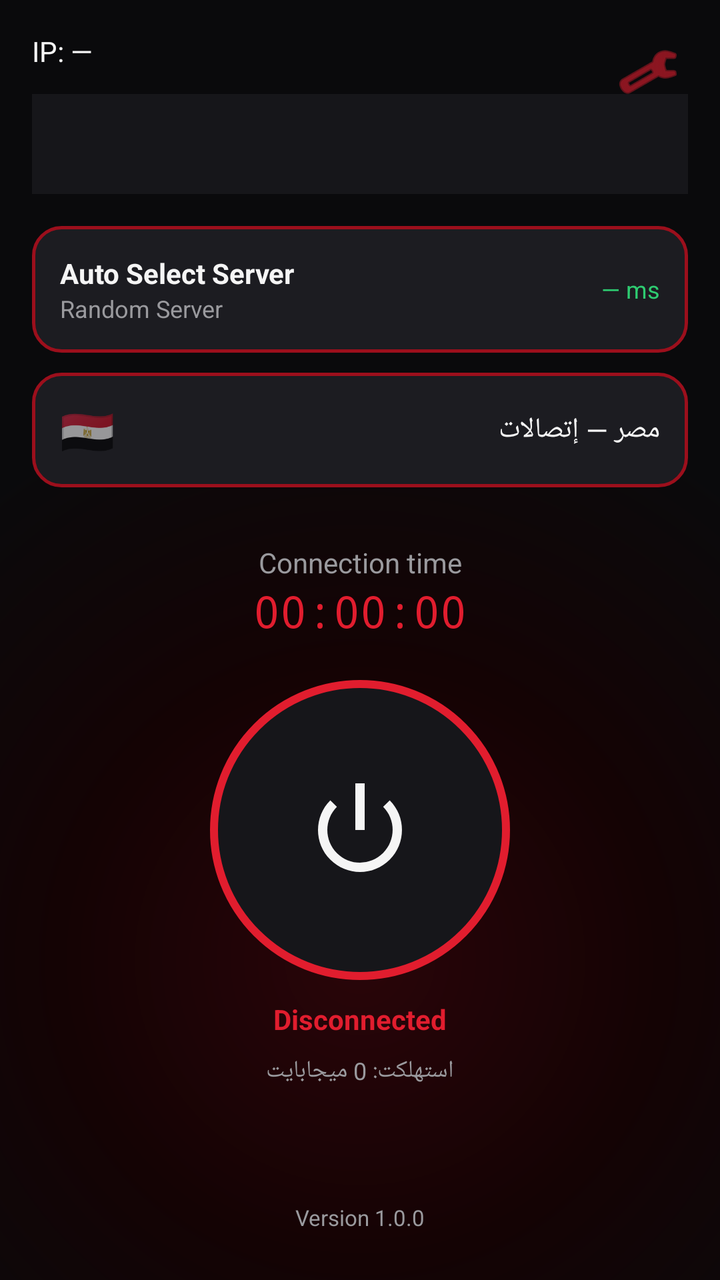
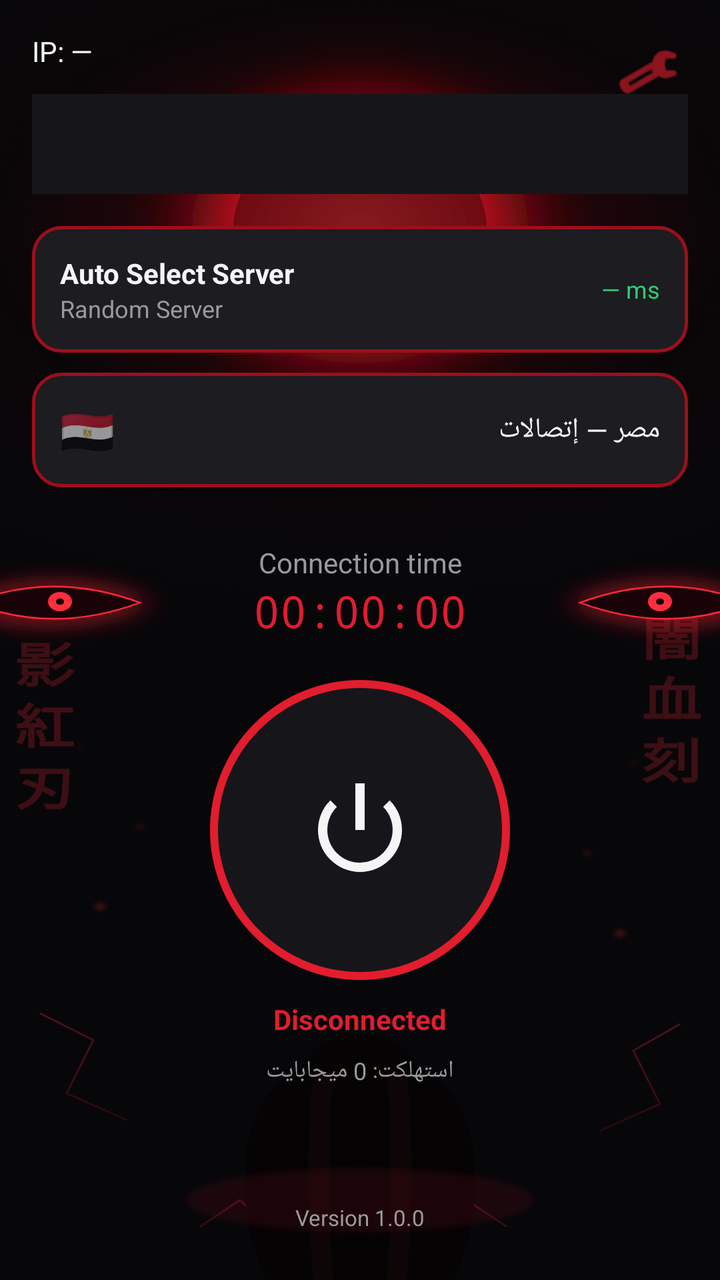

Two renders of the same Android screen: before a commit and after it. Below are the layout's source before the change and the commit's diff.
<!-- AndroidManifest.xml: application theme Theme.EtasheTunnel -->
<!-- res/layout/activity_main.xml -->
<?xml version="1.0" encoding="utf-8"?>
<androidx.constraintlayout.widget.ConstraintLayout xmlns:android="http://schemas.android.com/apk/res/android"
    xmlns:app="http://schemas.android.com/apk/res-auto"
    android:layout_width="match_parent"
    android:layout_height="match_parent"
    android:background="@drawable/bg_main_gradient"
    android:padding="16dp">

    
    <TextView
        android:id="@+id/tvIpInfo"
        android:layout_width="0dp"
        android:layout_height="wrap_content"
        android:text="IP: —"
        android:textColor="@color/text_white"
        android:textSize="14sp"
        app:layout_constraintEnd_toStartOf="@id/btnSettings"
        app:layout_constraintStart_toStartOf="parent"
        app:layout_constraintTop_toTopOf="parent" />

    <ImageButton
        android:id="@+id/btnSettings"
        android:layout_width="40dp"
        android:layout_height="40dp"
        android:background="@android:color/transparent"
        android:contentDescription="@null"
        android:src="@android:drawable/ic_menu_preferences"
        app:layout_constraintEnd_toEndOf="parent"
        app:layout_constraintTop_toTopOf="parent"
        app:tint="@color/red_primary" />

    
    <FrameLayout
        android:id="@+id/adContainer"
        android:layout_width="0dp"
        android:layout_height="50dp"
        android:layout_marginTop="12dp"
        android:background="@color/surface_dark"
        app:layout_constraintEnd_toEndOf="parent"
        app:layout_constraintStart_toStartOf="parent"
        app:layout_constraintTop_toBottomOf="@id/tvIpInfo" />

    
    <LinearLayout
        android:id="@+id/rowAutoServer"
        android:layout_width="0dp"
        android:layout_height="wrap_content"
        android:layout_marginTop="16dp"
        android:background="@drawable/bg_card"
        android:gravity="center_vertical"
        android:orientation="horizontal"
        android:padding="14dp"
        app:layout_constraintEnd_toEndOf="parent"
        app:layout_constraintStart_toStartOf="parent"
        app:layout_constraintTop_toBottomOf="@id/adContainer">

        <LinearLayout
            android:layout_width="0dp"
            android:layout_height="wrap_content"
            android:layout_weight="1"
            android:orientation="vertical">

            <TextView
                android:layout_width="wrap_content"
                android:layout_height="wrap_content"
                android:text="@string/auto_select_server"
                android:textColor="@color/text_white"
                android:textStyle="bold" />

            <TextView
                android:layout_width="wrap_content"
                android:layout_height="wrap_content"
                android:text="@string/random_server"
                android:textColor="@color/text_grey"
                android:textSize="12sp" />
        </LinearLayout>

        <TextView
            android:id="@+id/tvPing"
            android:layout_width="wrap_content"
            android:layout_height="wrap_content"
            android:text="— ms"
            android:textColor="@color/status_connected"
            android:textSize="12sp" />
    </LinearLayout>

    
    <LinearLayout
        android:id="@+id/rowCountry"
        android:layout_width="0dp"
        android:layout_height="wrap_content"
        android:layout_marginTop="10dp"
        android:background="@drawable/bg_card"
        android:gravity="center_vertical"
        android:orientation="horizontal"
        android:padding="14dp"
        app:layout_constraintEnd_toEndOf="parent"
        app:layout_constraintStart_toStartOf="parent"
        app:layout_constraintTop_toBottomOf="@id/rowAutoServer">

        <TextView
            android:id="@+id/tvCountryFlag"
            android:layout_width="wrap_content"
            android:layout_height="wrap_content"
            android:layout_marginEnd="10dp"
            android:text="🇪🇬"
            android:textSize="22sp" />

        <TextView
            android:id="@+id/tvCountryName"
            android:layout_width="0dp"
            android:layout_height="wrap_content"
            android:layout_weight="1"
            android:text="مصر — إتصالات"
            android:textColor="@color/text_white" />
    </LinearLayout>

    
    <TextView
        android:id="@+id/tvConnectionTimeLabel"
        android:layout_width="wrap_content"
        android:layout_height="wrap_content"
        android:layout_marginTop="28dp"
        android:text="@string/connection_time"
        android:textColor="@color/text_grey"
        app:layout_constraintEnd_toEndOf="parent"
        app:layout_constraintStart_toStartOf="parent"
        app:layout_constraintTop_toBottomOf="@id/rowCountry" />

    <TextView
        android:id="@+id/tvConnectionTime"
        android:layout_width="wrap_content"
        android:layout_height="wrap_content"
        android:fontFamily="monospace"
        android:text="00:00:00"
        android:textColor="@color/red_primary"
        android:textSize="22sp"
        app:layout_constraintEnd_toEndOf="parent"
        app:layout_constraintStart_toStartOf="parent"
        app:layout_constraintTop_toBottomOf="@id/tvConnectionTimeLabel" />

    
    <FrameLayout
        android:id="@+id/btnConnect"
        android:layout_width="150dp"
        android:layout_height="150dp"
        android:layout_marginTop="20dp"
        android:background="@drawable/bg_connect_ring"
        app:layout_constraintEnd_toEndOf="parent"
        app:layout_constraintStart_toStartOf="parent"
        app:layout_constraintTop_toBottomOf="@id/tvConnectionTime">

        <ImageView
            android:layout_width="56dp"
            android:layout_height="56dp"
            android:layout_gravity="center"
            android:contentDescription="@null"
            android:src="@android:drawable/ic_lock_power_off"
            app:tint="@color/text_white" />
    </FrameLayout>

    <TextView
        android:id="@+id/tvStatus"
        android:layout_width="wrap_content"
        android:layout_height="wrap_content"
        android:layout_marginTop="10dp"
        android:text="@string/disconnected"
        android:textColor="@color/status_disconnected"
        android:textStyle="bold"
        app:layout_constraintEnd_toEndOf="parent"
        app:layout_constraintStart_toStartOf="parent"
        app:layout_constraintTop_toBottomOf="@id/btnConnect" />

    <TextView
        android:id="@+id/tvUsage"
        android:layout_width="wrap_content"
        android:layout_height="wrap_content"
        android:layout_marginTop="8dp"
        android:text="استهلكت: 0 ميجابايت"
        android:textColor="@color/text_grey"
        android:textSize="12sp"
        app:layout_constraintEnd_toEndOf="parent"
        app:layout_constraintStart_toStartOf="parent"
        app:layout_constraintTop_toBottomOf="@id/tvStatus" />

    
    <TextView
        android:id="@+id/tvVersion"
        android:layout_width="wrap_content"
        android:layout_height="wrap_content"
        android:layout_marginBottom="8dp"
        android:text="Version 1.0.0"
        android:textColor="@color/text_grey"
        android:textSize="11sp"
        app:layout_constraintBottom_toBottomOf="parent"
        app:layout_constraintEnd_toEndOf="parent"
        app:layout_constraintStart_toStartOf="parent" />

</androidx.constraintlayout.widget.ConstraintLayout>
<!-- resources referenced by this layout -->
<resources>
  <color name="red_primary">#E11D2E</color>
  <color name="status_connected">#2ECC71</color>
  <color name="status_disconnected">#E11D2E</color>
  <color name="surface_dark">#16161A</color>
  <color name="text_grey">#9A9A9E</color>
  <color name="text_white">#F5F5F5</color>
  <!-- drawable bg_card (drawable) -->
  <?xml version="1.0" encoding="utf-8"?>
  <shape xmlns:android="http://schemas.android.com/apk/res/android" android:shape="rectangle">
      <solid android:color="@color/surface_card" />
      <corners android:radius="14dp" />
      <stroke android:width="1.5dp" android:color="@color/red_dark" />
  </shape>
  <!-- drawable bg_connect_ring (drawable) -->
  <?xml version="1.0" encoding="utf-8"?>
  <shape xmlns:android="http://schemas.android.com/apk/res/android" android:shape="oval">
      <solid android:color="@color/surface_dark" />
      <stroke android:width="4dp" android:color="@color/status_disconnected" />
  </shape>
  <!-- drawable bg_main_gradient (drawable) -->
  <?xml version="1.0" encoding="utf-8"?>
  <shape xmlns:android="http://schemas.android.com/apk/res/android" android:shape="rectangle">
      <gradient
          android:type="radial"
          android:gradientRadius="900"
          android:centerX="0.5"
          android:centerY="0.75"
          android:startColor="#2A0509"
          android:centerColor="#140304"
          android:endColor="#0A0A0C" />
  </shape>
  <string name="auto_select_server">Auto Select Server</string>
  <string name="connection_time">Connection time</string>
  <string name="disconnected">Disconnected</string>
  <string name="random_server">Random Server</string>
  <style name="Theme.EtasheTunnel" parent="Theme.MaterialComponents.DayNight.NoActionBar">
          <item name="colorPrimary">@color/red_primary</item>
          <item name="colorPrimaryVariant">@color/red_dark</item>
          <item name="colorOnPrimary">@color/text_white</item>
          <item name="colorSecondary">@color/red_glow</item>
          <item name="android:windowBackground">@color/bg_black</item>
          <item name="android:statusBarColor">@color/bg_black</item>
          <item name="android:navigationBarColor">@color/bg_black</item>
          <item name="android:textColorPrimary">@color/text_white</item>
      </style>
  <color name="surface_card">#1C1C21</color>
  <color name="red_dark">#9C0F1C</color>
  <color name="red_glow">#FF2D3D</color>
  <color name="bg_black">#0A0A0C</color>
</resources>

<!-- the commit's change to res/layout/activity_main.xml (unified diff, before → after) -->
@@ -3,7 +3,7 @@
     xmlns:app="http://schemas.android.com/apk/res-auto"
     android:layout_width="match_parent"
     android:layout_height="match_parent"
-    android:background="@drawable/bg_main_gradient"
+    android:background="@drawable/bg_immersive"
     android:padding="16dp">
 
     
<!-- resource entries referenced after the edit -->
@@ -19,18 +19,7 @@
       <solid android:color="@color/surface_dark" />
       <stroke android:width="4dp" android:color="@color/status_disconnected" />
   </shape>
-  <!-- drawable bg_main_gradient (drawable) -->
-  <?xml version="1.0" encoding="utf-8"?>
-  <shape xmlns:android="http://schemas.android.com/apk/res/android" android:shape="rectangle">
-      <gradient
-          android:type="radial"
-          android:gradientRadius="900"
-          android:centerX="0.5"
-          android:centerY="0.75"
-          android:startColor="#2A0509"
-          android:centerColor="#140304"
-          android:endColor="#0A0A0C" />
-  </shape>
+  <!-- drawable bg_immersive: png bitmap (drawable-nodpi, 821499 bytes) -->
   <string name="auto_select_server">Auto Select Server</string>
   <string name="connection_time">Connection time</string>
   <string name="disconnected">Disconnected</string>
